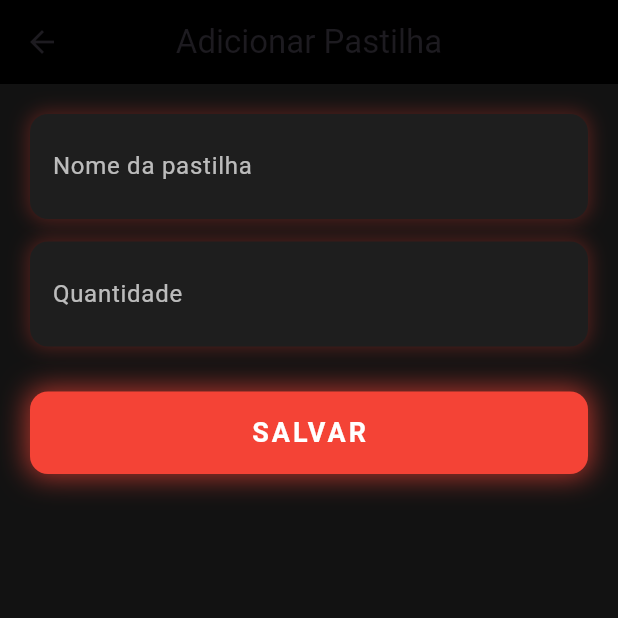
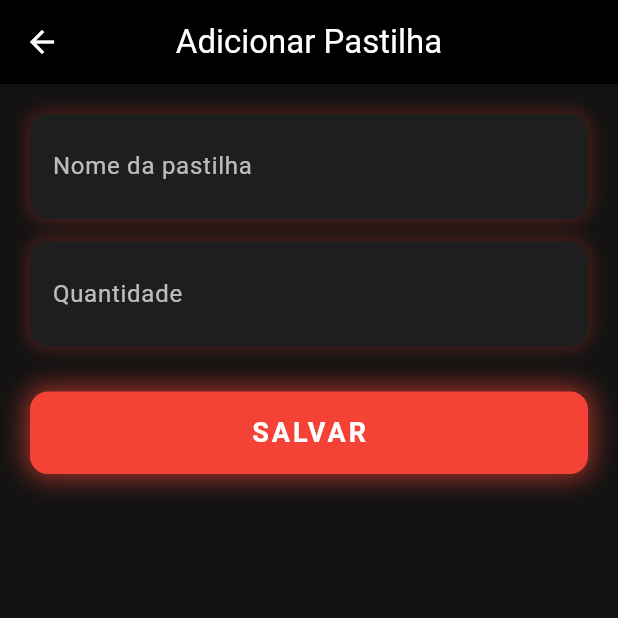
Before and after one commit to VinihEsperanca/EstoCAT, a Flutter app: the AddPastilhas screen opened directly, on a phone screen of 412 x 824 dp, the top half of it. Run offline on Flutter 3.47's test engine with Material 3 defaults, Android fonts, the phone set to English and light mode, and no system bars; our stand-ins replace sqflite; accounts and stored records are empty.

Commit message:
atualização das telas add

```diff
--- a/lib/adddiscos.dart
+++ b/lib/adddiscos.dart
@@ -14,6 +14,7 @@ class AddDiscos extends StatelessWidget {
       appBar: AppBar(
         title: const Text("Adicionar Disco"),
         backgroundColor: Colors.black,
+        foregroundColor: Colors.white,
         centerTitle: true,
         elevation: 0,
       ),
--- a/lib/addfiltros.dart
+++ b/lib/addfiltros.dart
@@ -14,6 +14,7 @@ class AddFiltros extends StatelessWidget {
       appBar: AppBar(
         title: const Text("Adicionar Filtro"),
         backgroundColor: Colors.black,
+        foregroundColor: Colors.white,
         centerTitle: true,
         elevation: 0,
       ),
--- a/lib/addpastilhas.dart
+++ b/lib/addpastilhas.dart
@@ -14,6 +14,7 @@ class AddPastilhas extends StatelessWidget {
       appBar: AppBar(
         title: const Text("Adicionar Pastilha"),
         backgroundColor: Colors.black,
+        foregroundColor: Colors.white,
         centerTitle: true,
         elevation: 0,
       ),
--- a/lib/addpecas.dart
+++ b/lib/addpecas.dart
@@ -14,6 +14,7 @@ class AddPecas extends StatelessWidget {
       appBar: AppBar(
         title: const Text("Adicionar Peça"),
         backgroundColor: Colors.black,
+        foregroundColor: Colors.white,
         centerTitle: true,
         elevation: 0,
       ),
--- a/lib/addpneus.dart
+++ b/lib/addpneus.dart
@@ -14,6 +14,7 @@ class AddPneus extends StatelessWidget {
       appBar: AppBar(
         title: const Text("Adicionar Pneu"),
         backgroundColor: Colors.black,
+        foregroundColor: Colors.white,
         centerTitle: true,
         elevation: 0,
       ),
```
